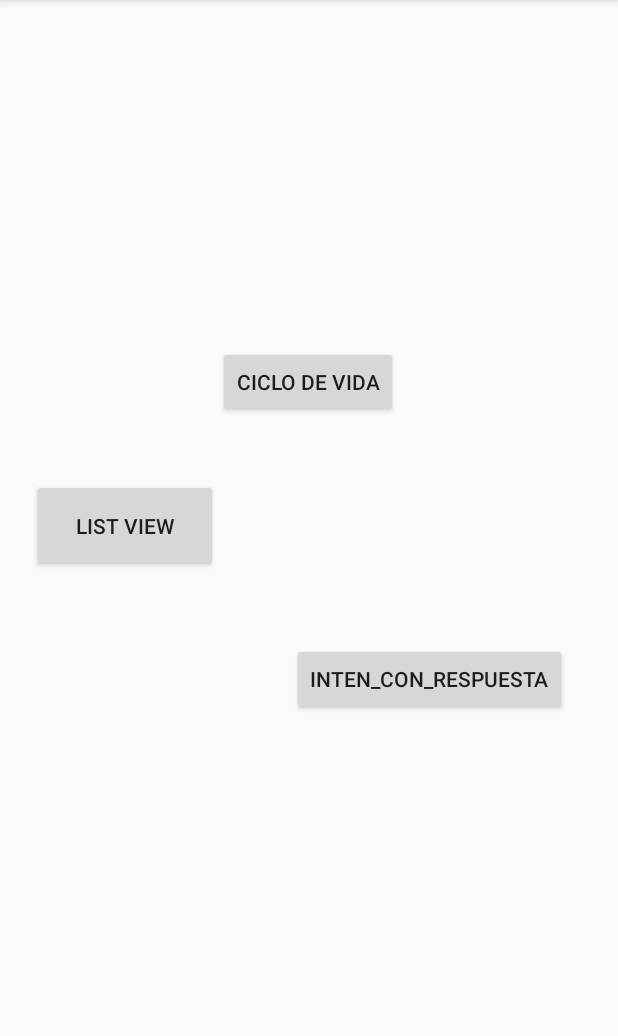
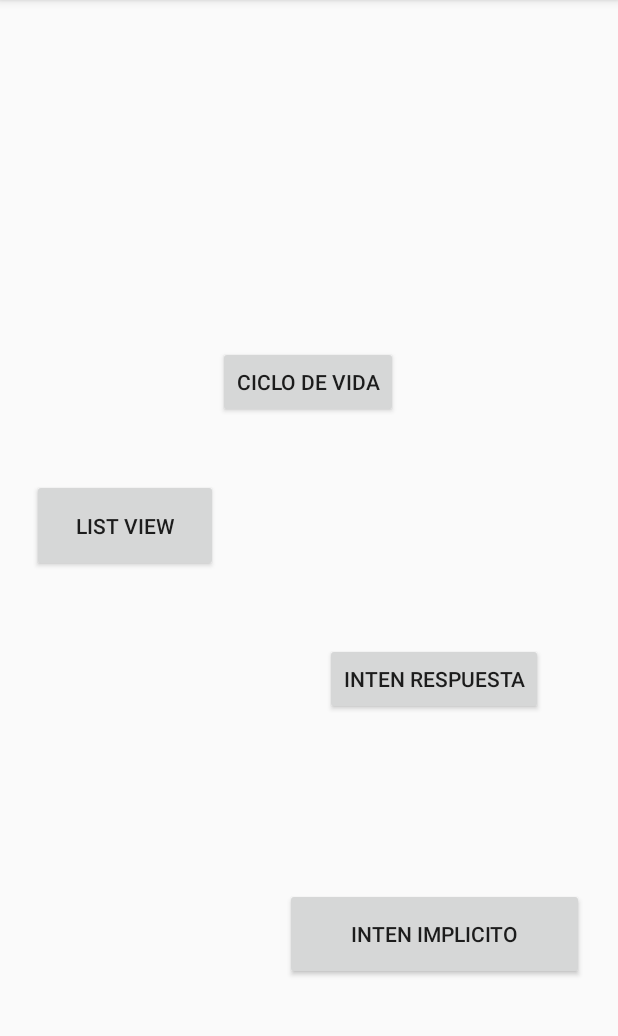
Before and after one commit to 2020-A-Moviles-GR1/mov-silva-andrea, an Android app: the screen it shows after launch (MainActivity), on a phone screen of 412 x 824 dp, the part 84-1120 px from its top. Run offline under Robolectric (Android 15) with nearby library versions, the phone set to English and light mode, and no system bars.

Commit message:
clas15_intent

```diff
--- a/02-android/app/src/main/AndroidManifest.xml
+++ b/02-android/app/src/main/AndroidManifest.xml
@@ -13,7 +13,11 @@
         android:roundIcon="@mipmap/ic_launcher_round"
         android:supportsRtl="true"
         android:theme="@style/AppTheme">
-        <activity android:name=".IntenEnviaParamtros"></activity>
+        <activity android:name=".IntenEnviaParamtros">
+            <intent-filter> <action android:name="android.intent.action.SEND"/>
+                <category android:name="android.intent.category.DEFAULT"/>
+                <data android:mimeType="text/plain"/> </intent-filter>
+        </activity>
         <activity android:name=".BListViewActivity" />
         <activity
             android:name=".ciclovida"
--- a/02-android/app/src/main/res/layout/activity_main.xml
+++ b/02-android/app/src/main/res/layout/activity_main.xml
@@ -32,14 +32,24 @@
         app:layout_constraintVertical_bias="0.18" />
 
     <Button
-        android:id="@+id/BTN_INTEN_RESPUESTA"
+        android:id="@+id/btn_inten_respuesta"
         android:layout_width="wrap_content"
         android:layout_height="wrap_content"
-        android:text="Inten_con_respuesta"
+        android:text="INTEN RESPUESTA"
         app:layout_constraintBottom_toBottomOf="parent"
         app:layout_constraintEnd_toEndOf="parent"
         app:layout_constraintHorizontal_bias="0.59"
         app:layout_constraintStart_toEndOf="@+id/btn_list_view"
         app:layout_constraintTop_toTopOf="@+id/btn_ciclo_vida"
         app:layout_constraintVertical_bias="0.404" />
+
+    <Button
+        android:id="@+id/btn_intent_implicito"
+        android:layout_width="199dp"
+        android:layout_height="61dp"
+        android:text="Inten Implicito"
+        app:layout_constraintBottom_toBottomOf="parent"
+        app:layout_constraintEnd_toEndOf="@+id/btn_inten_respuesta"
+        app:layout_constraintStart_toStartOf="@+id/btn_inten_respuesta"
+        app:layout_constraintTop_toBottomOf="@+id/btn_inten_respuesta" />
 </androidx.constraintlayout.widget.ConstraintLayout>
```
Also changed, not shown: 02-android/app/src/main/java/com/example/moviles/IntenEnviaParamtros.kt (+15 -0 lines), 02-android/app/src/main/java/com/example/moviles/MainActivity.kt (+16 -0 lines).
